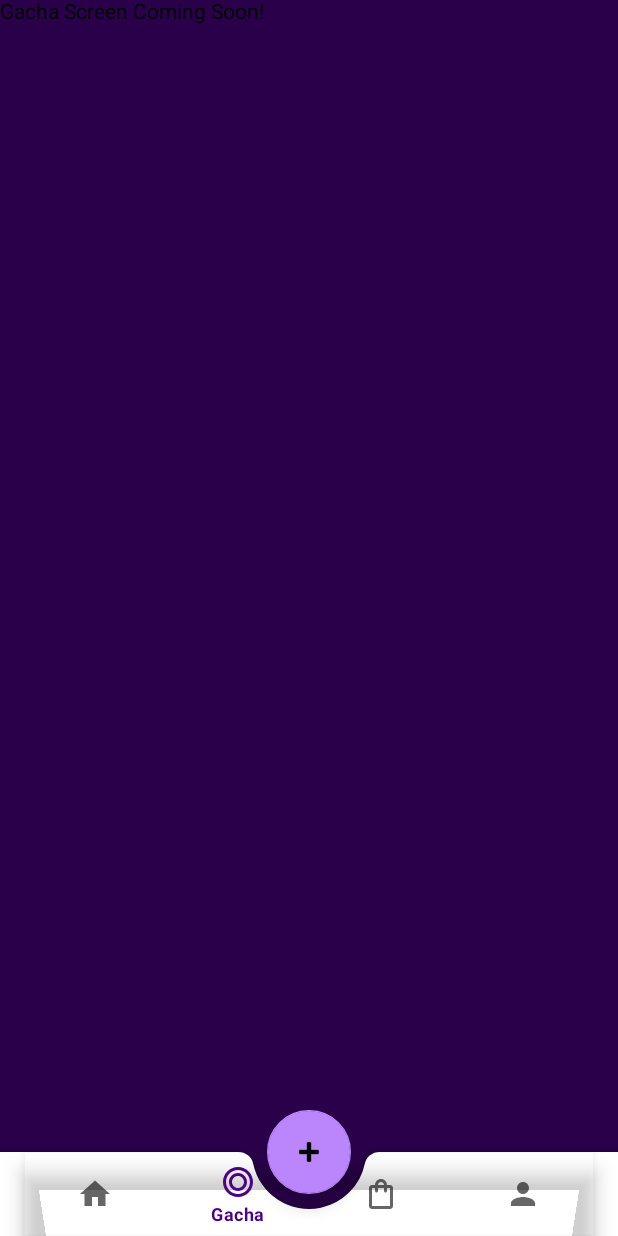
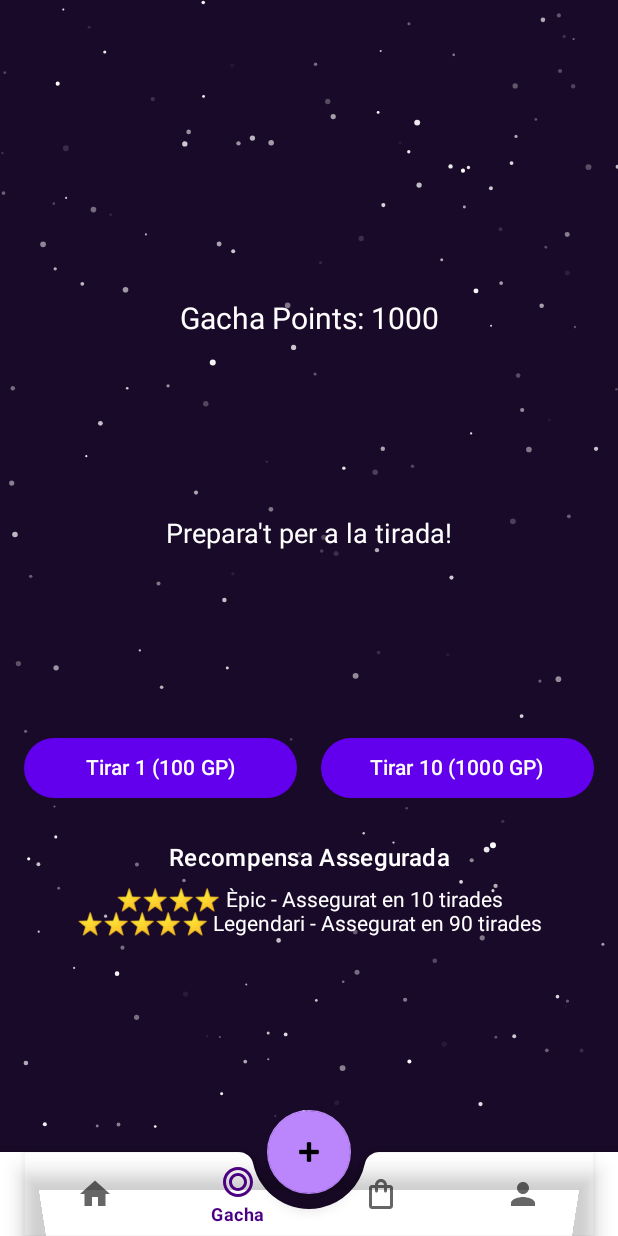
Before and after one commit to ArnauSanchezAbad/GachaJournal, an Android app built with Jetpack Compose: the GachaFragment screen opened through its navigation route, on a phone screen of 412 x 824 dp. Run offline under Robolectric (Android 15) with nearby library versions, the light colour scheme and no system bars; our stand-ins replace Room's generated code, navigation-ui; libraries missing offline, so code that uses them is left out: com.applandeo.materialcalendarview; 4 statements that could not run were skipped.

Commit message:
Sistema Gacha deL diari gacha

```diff
--- a/app/src/main/java/com/example/gachajournal/data/database/AppDatabase.kt
+++ b/app/src/main/java/com/example/gachajournal/data/database/AppDatabase.kt
@@ -9,7 +9,7 @@ import kotlinx.coroutines.CoroutineScope
 import kotlinx.coroutines.Dispatchers
 import kotlinx.coroutines.launch
 
-@Database(entities = [JournalEntry::class, User::class, Cosmetic::class, UserCosmeticCrossRef::class], version = 2, exportSchema = false)
+@Database(entities = [JournalEntry::class, User::class, Cosmetic::class, UserCosmeticCrossRef::class], version = 3, exportSchema = false)
 abstract class AppDatabase : RoomDatabase() {
 
     abstract fun journalEntryDao(): JournalEntryDao
--- a/app/src/main/java/com/example/gachajournal/data/database/User.kt
+++ b/app/src/main/java/com/example/gachajournal/data/database/User.kt
@@ -7,6 +7,10 @@ import androidx.room.PrimaryKey
 data class User(
     @PrimaryKey val id: Long = 1,
     val gachaPoints: Int = 0,
+    // Pity for entry rewards
     val entriesSinceLast4Star: Int = 0,
-    val entriesSinceLast5Star: Int = 0
+    val entriesSinceLast5Star: Int = 0,
+    // Pity for cosmetic gacha
+    val gachaRollsSinceLast4Star: Int = 0,
+    val gachaRollsSinceLast5Star: Int = 0
 )
--- a/app/src/main/java/com/example/gachajournal/ui/gacha/GachaFragment.kt
+++ b/app/src/main/java/com/example/gachajournal/ui/gacha/GachaFragment.kt
@@ -4,11 +4,18 @@ import android.os.Bundle
 import android.view.LayoutInflater
 import android.view.View
 import android.view.ViewGroup
-import androidx.compose.material3.Text
 import androidx.compose.ui.platform.ComposeView
 import androidx.fragment.app.Fragment
+import androidx.fragment.app.viewModels
+import com.example.gachajournal.data.JournalRepository
+import com.example.gachajournal.data.database.AppDatabase
 
 class GachaFragment : Fragment() {
+
+    private val viewModel: GachaViewModel by viewModels {
+        val database = AppDatabase.getDatabase(requireContext())
+        GachaViewModelFactory(JournalRepository(database.journalEntryDao(), database.userDao()))
+    }
 
     override fun onCreateView(
         inflater: LayoutInflater,
@@ -17,8 +24,7 @@ class GachaFragment : Fragment() {
     ): View {
         return ComposeView(requireContext()).apply {
             setContent {
-                // TODO: We will build the GachaScreen Composable here
-                Text(text = "Gacha Screen Coming Soon!")
+                GachaScreen(viewModel = viewModel)
             }
         }
     }
--- /dev/null
+++ b/app/src/main/java/com/example/gachajournal/ui/gacha/GachaScreen.kt
@@ -0,0 +1,148 @@
+package com.example.gachajournal.ui.gacha
+
+import androidx.compose.foundation.Canvas
+import androidx.compose.foundation.layout.Arrangement
+import androidx.compose.foundation.layout.Box
+import androidx.compose.foundation.layout.Column
+import androidx.compose.foundation.layout.Row
+import androidx.compose.foundation.layout.Spacer
+import androidx.compose.foundation.layout.fillMaxSize
+import androidx.compose.foundation.layout.fillMaxWidth
+import androidx.compose.foundation.layout.height
+import androidx.compose.foundation.layout.padding
+import androidx.compose.material3.Button
+import androidx.compose.material3.ButtonDefaults
+import androidx.compose.material3.CircularProgressIndicator
+import androidx.compose.material3.MaterialTheme
+import androidx.compose.material3.Text
+import androidx.compose.runtime.Composable
+import androidx.compose.runtime.collectAsState
+import androidx.compose.runtime.getValue
+import androidx.compose.runtime.remember
+import androidx.compose.ui.Alignment
+import androidx.compose.ui.Modifier
+import androidx.compose.ui.geometry.Offset
+import androidx.compose.ui.graphics.Color
+import androidx.compose.ui.unit.dp
+import androidx.compose.ui.unit.sp
+import com.example.gachajournal.data.CosmeticGacha
+import kotlin.random.Random
+
+@Composable
+fun GachaScreen(viewModel: GachaViewModel) {
+    val uiState by viewModel.uiState.collectAsState()
+    val multiRollCost = SINGLE_ROLL_COST * 10
+
+    Box(modifier = Modifier.fillMaxSize()) {
+        StarryBackground()
+
+        Column(
+            modifier = Modifier
+                .fillMaxSize()
+                .padding(16.dp),
+            horizontalAlignment = Alignment.CenterHorizontally,
+            verticalArrangement = Arrangement.Center // Center all content vertically
+        ) {
+            Text(
+                text = "Gacha Points: ${uiState.user?.gachaPoints ?: 0}",
+                color = Color.White,
+                fontSize = 20.sp
+            )
+
+            Spacer(modifier = Modifier.height(32.dp))
+
+            GachaMachine(uiState = uiState)
+
+            Spacer(modifier = Modifier.height(32.dp))
+
+            Column(horizontalAlignment = Alignment.CenterHorizontally) {
+                Row(
+                    modifier = Modifier.fillMaxWidth(),
+                    horizontalArrangement = Arrangement.spacedBy(16.dp)
+                ) {
+                    val buttonColors = ButtonDefaults.buttonColors(
+                        containerColor = Color(0xFF6200EE),
+                        disabledContainerColor = Color.Gray
+                    )
+
+                    Button(
+                        modifier = Modifier.weight(1f),
+                        onClick = { viewModel.performSingleRoll() },
+                        enabled = (uiState.user?.gachaPoints ?: 0) >= SINGLE_ROLL_COST && !uiState.isRolling,
+                        colors = buttonColors
+                    ) {
+                        Text(text = "Tirar 1 (${SINGLE_ROLL_COST} GP)")
+                    }
+                    Button(
+                        modifier = Modifier.weight(1f),
+                        onClick = { viewModel.performMultiRoll() },
+                        enabled = (uiState.user?.gachaPoints ?: 0) >= multiRollCost && !uiState.isRolling,
+                        colors = buttonColors
+                    ) {
+                        Text(text = "Tirar 10 (${multiRollCost} GP)")
+                    }
+                }
+
+                Spacer(modifier = Modifier.height(24.dp))
+
+                PityInfo(uiState = uiState)
+            }
+        }
+    }
+}
+
+@Composable
+fun GachaMachine(uiState: GachaUiState) {
+    Box(modifier = Modifier.height(200.dp), contentAlignment = Alignment.Center) {
+        if (uiState.isRolling) {
+            CircularProgressIndicator()
+        } else if (uiState.showResult) {
+            uiState.result?.let {
+                Text(text = "Has aconseguit: ${it.name}", color = Color.White, fontSize = 22.sp)
+            } ?: Text(text = "Ja ho tens tot!", color = Color.White, fontSize = 18.sp)
+        } else {
+            Text(text = "Prepara't per a la tirada!", color = Color.White, fontSize = 18.sp)
+        }
+    }
+}
+
+@Composable
+fun PityInfo(uiState: GachaUiState) {
+    val user = uiState.user ?: return
+
+    val remainingEpic = CosmeticGacha.PITY_EPIC - user.gachaRollsSinceLast4Star
+    val remainingLegendary = CosmeticGacha.PITY_LEGENDARY - user.gachaRollsSinceLast5Star
+
+    Column(horizontalAlignment = Alignment.CenterHorizontally) {
+        Text("Recompensa Assegurada", color = Color.White, style = MaterialTheme.typography.titleMedium)
+        Spacer(modifier = Modifier.height(8.dp))
+        Text(
+            text = "⭐⭐⭐⭐ Èpic - Assegurat en $remainingEpic tirades",
+            color = Color.White
+        )
+        Text(
+            text = "⭐⭐⭐⭐⭐ Legendari - Assegurat en $remainingLegendary tirades",
+            color = Color.White
+        )
+    }
+}
+
+@Composable
+fun StarryBackground() {
+    val starPoints = remember {
+        List(200) {
+            Offset(x = Random.nextFloat(), y = Random.nextFloat())
+        }
+    }
+
+    Canvas(modifier = Modifier.fillMaxSize()) {
+        drawRect(color = Color(0xFF1A0A2A))
+        starPoints.forEach {
+            drawCircle(
+                color = Color.White.copy(alpha = Random.nextFloat()),
+                radius = Random.nextFloat() * 2 + 1,
+                center = Offset(it.x * size.width, it.y * size.height)
+            )
+        }
+    }
+}
--- a/app/src/main/java/com/example/gachajournal/ui/gacha/GachaViewModel.kt
+++ b/app/src/main/java/com/example/gachajournal/ui/gacha/GachaViewModel.kt
@@ -2,10 +2,79 @@ package com.example.gachajournal.ui.gacha
 
 import androidx.lifecycle.ViewModel
 import androidx.lifecycle.ViewModelProvider
+import androidx.lifecycle.viewModelScope
 import com.example.gachajournal.data.JournalRepository
+import com.example.gachajournal.data.database.Cosmetic
+import com.example.gachajournal.data.database.User
+import kotlinx.coroutines.delay
+import kotlinx.coroutines.flow.MutableStateFlow
+import kotlinx.coroutines.flow.SharingStarted
+import kotlinx.coroutines.flow.StateFlow
+import kotlinx.coroutines.flow.asStateFlow
+import kotlinx.coroutines.flow.combine
+import kotlinx.coroutines.flow.stateIn
+import kotlinx.coroutines.launch
+
+const val SINGLE_ROLL_COST = 100
+
+data class GachaUiState(
+    val user: User? = null,
+    val isRolling: Boolean = false,
+    val result: Cosmetic? = null,
+    val showResult: Boolean = false
+)
 
 class GachaViewModel(private val repository: JournalRepository) : ViewModel() {
-    // TODO: Add logic to get user points, perform gacha roll, etc.
+
+    private val _isRolling = MutableStateFlow(false)
+    private val _result = MutableStateFlow<Cosmetic?>(null)
+    private val _showResult = MutableStateFlow(false)
+
+    val uiState: StateFlow<GachaUiState> = combine(
+        repository.user,
+        _isRolling,
+        _result,
+        _showResult
+    ) { user, isRolling, result, showResult ->
+        GachaUiState(user, isRolling, result, showResult)
+    }.stateIn(
+        scope = viewModelScope,
+        started = SharingStarted.WhileSubscribed(5000),
+        initialValue = GachaUiState()
+    )
+
+    fun performSingleRoll() {
+        viewModelScope.launch {
+            _isRolling.value = true
+            _showResult.value = false
+            _result.value = null
+
+            delay(1500) // Animation delay
+
+            val rollResult = repository.performGachaRoll(cost = SINGLE_ROLL_COST)
+            _result.value = rollResult
+            _isRolling.value = false
+            _showResult.value = true
+        }
+    }
+
+    fun performMultiRoll() {
+        viewModelScope.launch {
+            _isRolling.value = true
+            _showResult.value = false
+            _result.value = null
+
+            var lastResult: Cosmetic? = null
+            for (i in 1..10) {
+                lastResult = repository.performGachaRoll(cost = SINGLE_ROLL_COST)
+                delay(200) // Small delay between each roll in the background
+            }
+
+            _result.value = lastResult
+            _isRolling.value = false
+            _showResult.value = true
+        }
+    }
 }
 
 class GachaViewModelFactory(private val repository: JournalRepository) : ViewModelProvider.Factory {
```
Also changed, not shown: app/src/main/java/com/example/gachajournal/data/CosmeticGacha.kt (added, +41 -0 lines), app/src/main/java/com/example/gachajournal/data/JournalRepository.kt (+29 -18 lines).
